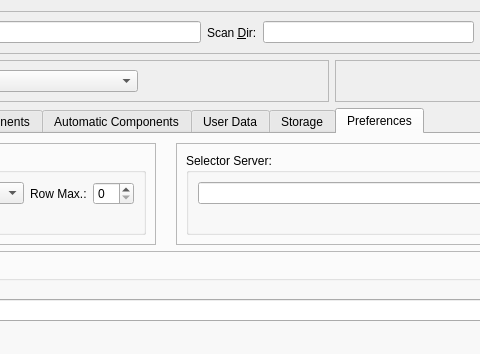
This is nxselector/ui/selector.ui in nexdatas/nxselector as Qt 5 draws it before an edit; both pictures show x 92 to 572 and y 0 to 354 of the 712 by 637 pixel window. The edited form follows.
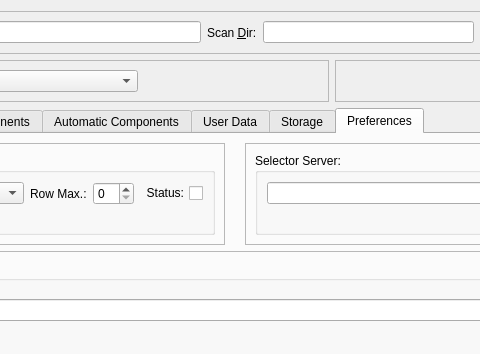
This is the edited form. The open tabs and pages were chosen to show the change.

Commit message: adding display status

```diff
--- a/nxselector/ui/selector.ui
+++ b/nxselector/ui/selector.ui
@@ -822,6 +822,16 @@
                       </property>
                      </spacer>
                     </item>
+                    <item row="1" column="4">
+                     <widget class="QCheckBox" name="statusCheckBox">
+                      <property name="layoutDirection">
+                       <enum>Qt::RightToLeft</enum>
+                      </property>
+                      <property name="text">
+                       <string>Status:</string>
+                      </property>
+                     </widget>
+                    </item>
                    </layout>
                   </widget>
                  </item>
```
Left out of the diff: 6 changed lines with no effect on the pictures. The commit also changes 2 other files.
